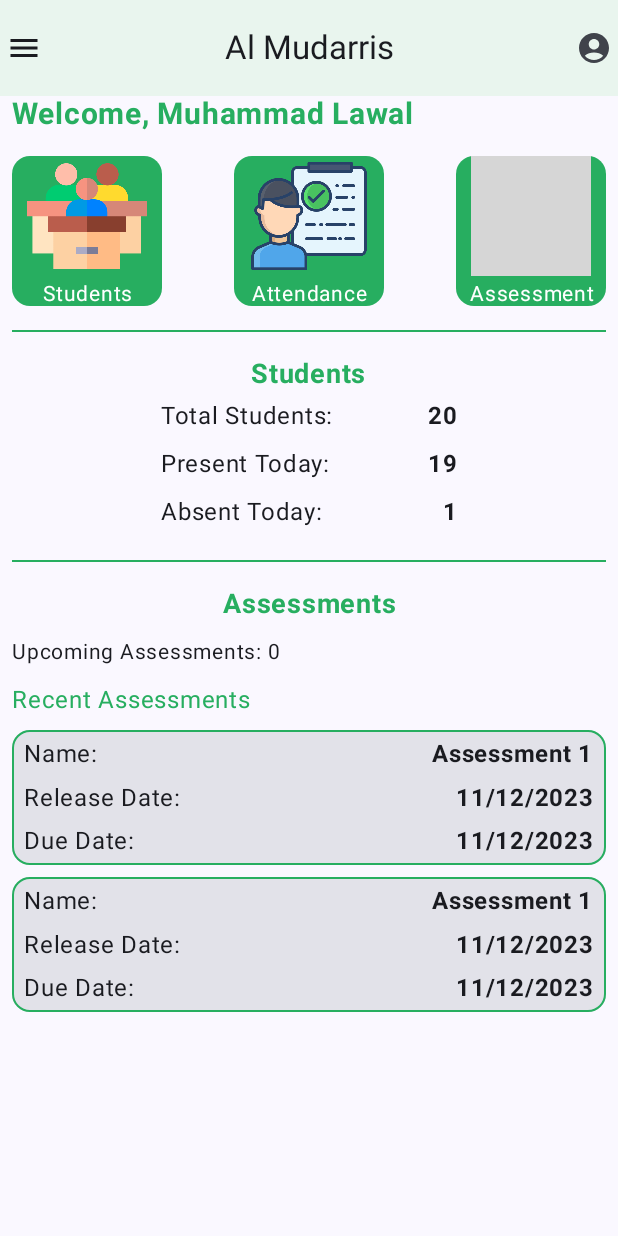
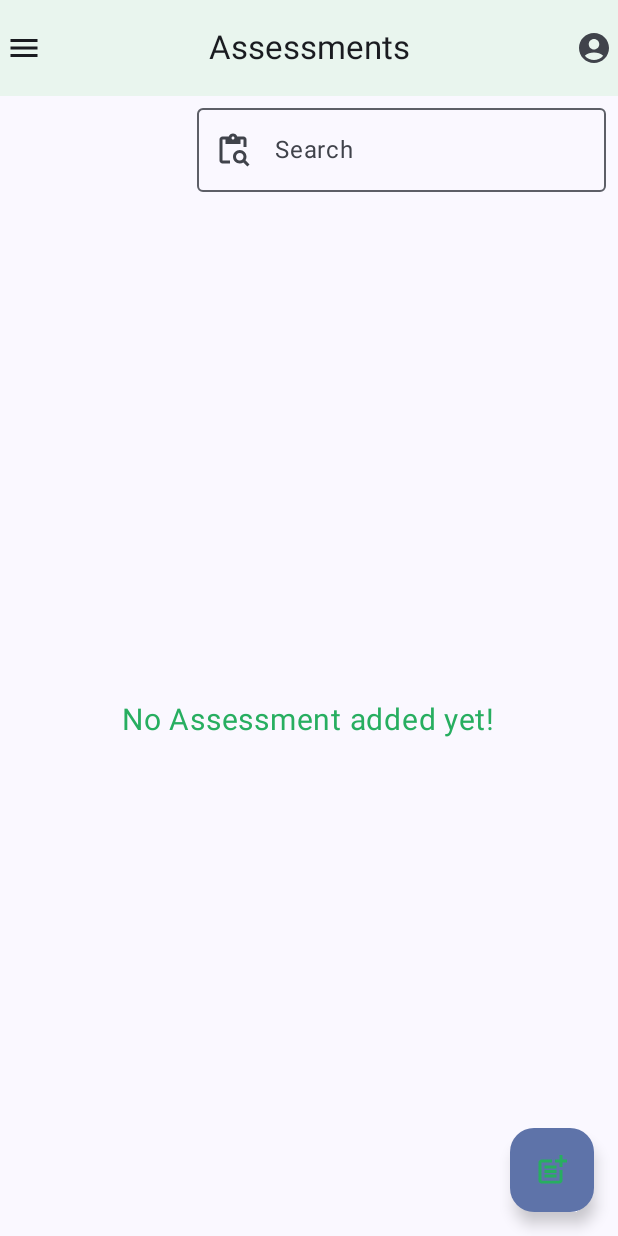
Before and after one commit to Abbaraees/al-mudarris, an Android app built with Jetpack Compose: the DashboardScreen screen opened through its navigation route, after a tap on "Assessment", on a phone screen of 412 x 824 dp. Run offline under Robolectric (Android 15) with nearby library versions, the phone set to English and light mode, and no system bars; our stand-ins replace Room's generated code; grey boxes are pictures that could not be loaded.

Commit message:
feat: Implement assessment screen and add functionality to create new assessments
This commit introduces the assessment screen in the teacher interface, allowing them to add new assessment to the app. The implementation includes the necessary UI components and logic to facilitate the creation of assessments.

```diff
--- a/app/src/main/java/com/example/al_mudarris/database/entites/Assessment.kt
+++ b/app/src/main/java/com/example/al_mudarris/database/entites/Assessment.kt
@@ -13,6 +13,7 @@ data class Assessment(
     @PrimaryKey(true)
     val id: Int = 0,
     val title: String,
+    val description: String,
     val releaseDate: String,
     val dueDate: String
 )
--- a/app/src/main/java/com/example/al_mudarris/navigations/Destinations.kt
+++ b/app/src/main/java/com/example/al_mudarris/navigations/Destinations.kt
@@ -30,3 +30,8 @@ object StudentInfo:Destinations {
     override val route = "studentInfo"
     val argStudentId = "argStudentId"
 }
+
+object AssessmentDest:Destinations {
+    override val name = "Assessment Screen"
+    override val route = "assessment"
+}
--- a/app/src/main/java/com/example/al_mudarris/navigations/MainNavigation.kt
+++ b/app/src/main/java/com/example/al_mudarris/navigations/MainNavigation.kt
@@ -18,6 +18,8 @@ import androidx.navigation.compose.navigation
 import androidx.navigation.compose.rememberNavController
 import androidx.navigation.navArgument
 import com.example.al_mudarris.database.AlmudarrisDatabase
+import com.example.al_mudarris.presentation.view.assessmentScreen.AssessmentScreen
+import com.example.al_mudarris.presentation.view.assessmentScreen.viewModels.AssessmentViewModel
 import com.example.al_mudarris.presentation.view.dashboardScreen.DashboardScreen
 import com.example.al_mudarris.presentation.view.loginScreen.LoginScreen
 import com.example.al_mudarris.presentation.view.loginScreen.viewModels.LoginViewModel
@@ -29,6 +31,7 @@ import com.example.al_mudarris.presentation.view.studentInfoScreen.viewModels.St
 import com.example.al_mudarris.presentation.view.studentsScreen.StudentsScreen
 import com.example.al_mudarris.presentation.view.studentsScreen.viewmodels.StudentsViewModel
 
+@Suppress("UNCHECKED_CAST")
 @Composable
 fun MainNavigation(db: AlmudarrisDatabase) {
     val navController = rememberNavController()
@@ -100,6 +103,18 @@ fun MainNavigation(db: AlmudarrisDatabase) {
                     onEvent=viewModel::onEvent
                 )
             }
+            composable(AssessmentDest.route) {
+                val viewModel = viewModel<AssessmentViewModel>(
+                    factory = object : ViewModelProvider.Factory {
+                        override fun <T : ViewModel> create(modelClass: Class<T>): T {
+                            return AssessmentViewModel(db.assessmentDao) as T
+                        }
+                    }
+                )
+                val state = viewModel.state.collectAsState()
+
+                AssessmentScreen(navController, state, onEvent=viewModel::onEvent)
+            }
         }
     }
 }
--- /dev/null
+++ b/app/src/main/java/com/example/al_mudarris/presentation/view/assessmentScreen/AssessmentScreen.kt
@@ -0,0 +1,125 @@
+package com.example.al_mudarris.presentation.view.assessmentScreen
+
+import androidx.compose.foundation.layout.Box
+import androidx.compose.foundation.layout.Column
+import androidx.compose.foundation.layout.fillMaxSize
+import androidx.compose.foundation.layout.fillMaxWidth
+import androidx.compose.foundation.layout.padding
+import androidx.compose.foundation.lazy.LazyColumn
+import androidx.compose.foundation.lazy.items
+import androidx.compose.material.icons.Icons
+import androidx.compose.material.icons.filled.ContentPasteSearch
+import androidx.compose.material.icons.filled.PostAdd
+import androidx.compose.material3.Divider
+import androidx.compose.material3.ExperimentalMaterial3Api
+import androidx.compose.material3.FloatingActionButton
+import androidx.compose.material3.Icon
+import androidx.compose.material3.OutlinedTextField
+import androidx.compose.material3.Scaffold
+import androidx.compose.material3.Text
+import androidx.compose.material3.TopAppBarDefaults
+import androidx.compose.material3.rememberTopAppBarState
+import androidx.compose.runtime.Composable
+import androidx.compose.runtime.State
+import androidx.compose.ui.Alignment
+import androidx.compose.ui.Modifier
+import androidx.compose.ui.graphics.Color
+import androidx.compose.ui.input.nestedscroll.nestedScroll
+import androidx.compose.ui.tooling.preview.Preview
+import androidx.compose.ui.unit.dp
+import androidx.compose.ui.unit.sp
+import androidx.navigation.NavHostController
+import com.example.al_mudarris.presentation.view.assessmentScreen.screenEvents.AssessmentEvent
+import com.example.al_mudarris.presentation.view.assessmentScreen.screenStates.AssessmentState
+import com.example.al_mudarris.presentation.view.components.AddAssessmentDialog
+import com.example.al_mudarris.presentation.view.components.MyTopAppBar
+import com.example.al_mudarris.ui.theme.MyGreen
+
+
+@OptIn(ExperimentalMaterial3Api::class)
+@Composable
+fun AssessmentScreen(
+    navController: NavHostController,
+    state: State<AssessmentState>,
+    onEvent: (AssessmentEvent) -> Unit
+) {
+    val scrollBehaviour = TopAppBarDefaults.enterAlwaysScrollBehavior(rememberTopAppBarState())
+    Scaffold(
+        modifier = Modifier.nestedScroll(scrollBehaviour.nestedScrollConnection),
+        topBar = {
+            MyTopAppBar("Assessments", scrollBehaviour)
+        },
+        floatingActionButton = {
+            FloatingActionButton(onClick = { onEvent(AssessmentEvent.ShowAddAssessmentDialog) }) {
+                Icon(imageVector = Icons.Default.PostAdd, contentDescription = "", tint = MyGreen)
+            }
+        }
+    ) {paddingValues ->
+        Column(
+            Modifier
+                .fillMaxSize()
+                .padding(paddingValues)
+        ) {
+            if (state.value.isAdding) {
+                AddAssessmentDialog(state, onEvent)
+            }
+            Column(
+                Modifier.fillMaxWidth(),
+                horizontalAlignment = Alignment.End
+            ) {
+                OutlinedTextField(
+                    value = "",
+                    onValueChange = {},
+                    leadingIcon = {
+                        Icon(imageVector = Icons.Default.ContentPasteSearch, contentDescription = "search icon")
+                    },
+                    placeholder = {
+                        Text(text = "Search")
+                    },
+                    modifier = Modifier
+                        .fillMaxWidth(.7f)
+                        .padding(8.dp)
+                )
+
+                if (state.value.assessments.isEmpty()) {
+                    Box(
+                        contentAlignment = Alignment.Center,
+                        modifier = Modifier.fillMaxSize()
+                    ) {
+                        Text(
+                            "No Assessment added yet!",
+                            fontSize=20.sp,
+                            color = MyGreen
+                        )
+                    }
+                }
+                else {
+                    LazyColumn(
+                        Modifier
+                            .fillMaxWidth()
+                            .padding(8.dp)
+                    ) {
+                        items(state.value.assessments) {assessment ->
+                            Text(
+                                text = assessment.title,
+                                color = MyGreen,
+                                modifier = Modifier
+                                    .padding(vertical = 8.dp)
+                                    .fillMaxWidth()
+                            )
+                            Divider(thickness = 1.dp, color = Color.DarkGray)
+                        }
+                    }
+                }
+            }
+        }
+    }
+
+}
+
+
+@Preview(showSystemUi = true)
+@Composable
+fun StudentsScreenPreview() {
+//    AssessmentScreen(navController, state, viewModel::onEvent)
+}
--- /dev/null
+++ b/app/src/main/java/com/example/al_mudarris/presentation/view/assessmentScreen/screenStates/AssessmentState.kt
@@ -0,0 +1,12 @@
+package com.example.al_mudarris.presentation.view.assessmentScreen.screenStates
+
+import com.example.al_mudarris.database.entites.Assessment
+
+data class AssessmentState(
+    val assessments: List<Assessment> = listOf(),
+    val title: String = "",
+    val description: String = "",
+    val releaseDate: String = "",
+    val dueDate: String = "",
+    val isAdding : Boolean = false,
+)
--- a/app/src/main/java/com/example/al_mudarris/presentation/view/dashboardScreen/DashboardScreen.kt
+++ b/app/src/main/java/com/example/al_mudarris/presentation/view/dashboardScreen/DashboardScreen.kt
@@ -25,6 +25,7 @@ import androidx.compose.ui.unit.sp
 import androidx.navigation.NavHostController
 import androidx.navigation.compose.rememberNavController
 import com.example.al_mudarris.R
+import com.example.al_mudarris.navigations.AssessmentDest
 import com.example.al_mudarris.navigations.Students
 import com.example.al_mudarris.presentation.view.components.ActionMenuItem
 import com.example.al_mudarris.presentation.view.components.AssessmentCard
@@ -73,7 +74,9 @@ fun DashboardScreen(navController: NavHostController) {
                     navController.navigate(Students.route)
                 }
                 ActionMenuItem(name = "Attendance", paintDrawable = R.drawable.attendance_icon)
-                ActionMenuItem(name = "Assessment", paintDrawable = R.drawable.assessment_icon)
+                ActionMenuItem(name = "Assessment", paintDrawable = R.drawable.assessment_icon) {
+                    navController.navigate(AssessmentDest.route)
+                }
             }
             Divider(
                 color = MyGreen,
```
Also changed, not shown: app/src/main/java/com/example/al_mudarris/presentation/view/assessmentScreen/screenEvents/AssessmentEvent.kt (added, +12 -0 lines), app/src/main/java/com/example/al_mudarris/presentation/view/assessmentScreen/viewModels/AssessmentViewModel.kt (added, +97 -0 lines), app/src/main/java/com/example/al_mudarris/presentation/view/components/AddAssessmentDialog.kt (added, +93 -0 lines).
